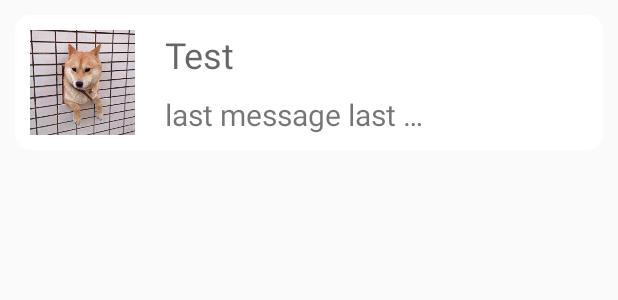
After one commit to octopusheep/kuakua, an Android app: the layout item_chat.xml on its own in the app's theme, with its tools: preview values and no code run, on a phone screen of 412 x 824 dp. The commit adds this screen. Shown: the top 300 px of the screen. Run offline under Robolectric (Android 15) with nearby library versions, the phone set to English and light mode, and no system bars.

Commit message:
feat: kuakua完成ChatFragment
Signed-off-by: 章宇阳 <yuyangzhang@ecarx.com.cn>

```diff
--- a/app/src/main/java/club/zhangyuyang/kuakua/MainActivity.java
+++ b/app/src/main/java/club/zhangyuyang/kuakua/MainActivity.java
@@ -37,6 +37,7 @@ public class MainActivity extends BaseActicity implements IMainView, View.OnClic
 
         mPresenter = new MainPresenter(this);
         mPresenter.initView();
+        mPresenter.showFragment(new FriendFragment());
 
 
     }
--- a/app/src/main/java/club/zhangyuyang/kuakua/adapter/FriendAdapter.java
+++ b/app/src/main/java/club/zhangyuyang/kuakua/adapter/FriendAdapter.java
@@ -14,7 +14,6 @@ import java.util.List;
 import club.zhangyuyang.kuakua.ConversationActivity;
 import club.zhangyuyang.kuakua.R;
 import club.zhangyuyang.kuakua.fwk_model.FriendBean;
-import club.zhangyuyang.kuakua.fwk_model.UserBean;
 
 /**
  * @Author :   yuyang
@@ -38,7 +37,7 @@ public class FriendAdapter extends RecyclerView.Adapter<FriendAdapter.VH>{
     @NonNull
     @Override
     public VH onCreateViewHolder(@NonNull ViewGroup viewGroup, int i) {
-        View view = LayoutInflater.from(viewGroup.getContext()).inflate(R.layout.item_freind, viewGroup, false);
+        View view = LayoutInflater.from(viewGroup.getContext()).inflate(R.layout.item_friend, viewGroup, false);
         return new VH(view);
     }
 
--- a/app/src/main/java/club/zhangyuyang/kuakua/fwk_presenter/MainPresenter.java
+++ b/app/src/main/java/club/zhangyuyang/kuakua/fwk_presenter/MainPresenter.java
@@ -4,12 +4,9 @@ import android.content.Context;
 import android.support.v4.app.Fragment;
 import android.support.v4.app.FragmentManager;
 import android.support.v4.app.FragmentTransaction;
-import android.support.v7.app.AppCompatActivity;
 
 import club.zhangyuyang.kuakua.MainActivity;
 import club.zhangyuyang.kuakua.R;
-import club.zhangyuyang.kuakua.base.BaseActicity;
-import club.zhangyuyang.kuakua.base.BasePresenter;
 
 /**
  * @Author :   yuyang
--- /dev/null
+++ b/app/src/main/res/layout/item_chat.xml
@@ -0,0 +1,52 @@
+<?xml version="1.0" encoding="utf-8"?>
+
+<android.support.v7.widget.CardView xmlns:android="http://schemas.android.com/apk/res/android"
+    xmlns:app="http://schemas.android.com/apk/res-auto"
+    android:layout_width="match_parent"
+    android:layout_height="wrap_content"
+    android:layout_margin="@dimen/padding_10dp"
+    android:elevation="@dimen/padding_8dp"
+    app:cardCornerRadius="@dimen/padding_10dp">
+
+    <LinearLayout xmlns:android="http://schemas.android.com/apk/res/android"
+        android:id="@+id/layout_item_fragment_chat"
+        android:layout_width="match_parent"
+        android:layout_height="wrap_content"
+        android:orientation="horizontal">
+
+        <ImageView
+            android:id="@+id/iv_usericon_fragment_chat"
+            android:layout_width="@dimen/padding_70dp"
+            android:layout_height="@dimen/padding_70dp"
+            android:layout_margin="@dimen/padding_10dp"
+            android:scaleType="centerCrop"
+            android:src="@drawable/icon_dog" />
+
+        <LinearLayout
+            android:layout_width="wrap_content"
+            android:layout_height="match_parent"
+            android:layout_margin="@dimen/padding_10dp"
+            android:orientation="vertical">
+
+            <TextView
+                android:id="@+id/tv_nickname_fragment_chat"
+                android:layout_width="wrap_content"
+                android:layout_height="wrap_content"
+                android:hint="@string/test"
+                android:textSize="@dimen/text_size_24sp" />
+
+            <TextView
+                android:id="@+id/tv_message_fragment_chat"
+                android:layout_width="wrap_content"
+                android:layout_height="wrap_content"
+                android:layout_marginTop="@dimen/padding_10dp"
+                android:ellipsize="end"
+                android:hint="@string/test"
+                android:lines="1"
+                android:maxEms="8"
+                android:text="last message last message last message last message last message last message "
+                android:textSize="@dimen/text_size_20sp" />
+        </LinearLayout>
+    </LinearLayout>
+
+</android.support.v7.widget.CardView>
--- a/app/src/main/res/values/dimens.xml
+++ b/app/src/main/res/values/dimens.xml
@@ -13,4 +13,5 @@
     <dimen name="text_size_20sp">20sp</dimen>
     <dimen name="padding_60dp">60dp</dimen>
     <dimen name="padding_300dp">30dp</dimen>
+    <dimen name="text_size_24sp">24sp</dimen>
 </resources>
```
Also changed, not shown: app/src/main/java/club/zhangyuyang/kuakua/ConversationActivity.java (+12 -7 lines), app/src/main/java/club/zhangyuyang/kuakua/adapter/ChatAdapter.java (added, +84 -0 lines), app/src/main/java/club/zhangyuyang/kuakua/base/BasePresenter.java (deleted, +0 -13 lines), app/src/main/java/club/zhangyuyang/kuakua/fragment/ChatFragment.java (+30 -1 lines), app/src/main/java/club/zhangyuyang/kuakua/fwk_model/DataModel.java (added, +122 -0 lines), app/src/main/java/club/zhangyuyang/kuakua/fwk_model/FriendBean.java (+8 -5 lines), app/src/main/java/club/zhangyuyang/kuakua/fwk_model/UserBean.java (+13 -0 lines), app/src/main/java/club/zhangyuyang/kuakua/fwk_presenter/ChatPresenter.java (+17 -2 lines), app/src/main/java/club/zhangyuyang/kuakua/fwk_presenter/ConversationPresenter.java (+19 -101 lines), app/src/main/java/club/zhangyuyang/kuakua/fwk_presenter/FriendPresenter.java (+5 -32 lines), app/src/main/java/club/zhangyuyang/kuakua/fwk_presenter/SettingPresenter.java (+2 -35 lines), app/src/main/java/club/zhangyuyang/kuakua/fwk_view/IChatView.java (added, +18 -0 lines), app/src/main/res/layout/item_friend.xml (renamed from app/src/main/res/layout/item_freind.xml).
